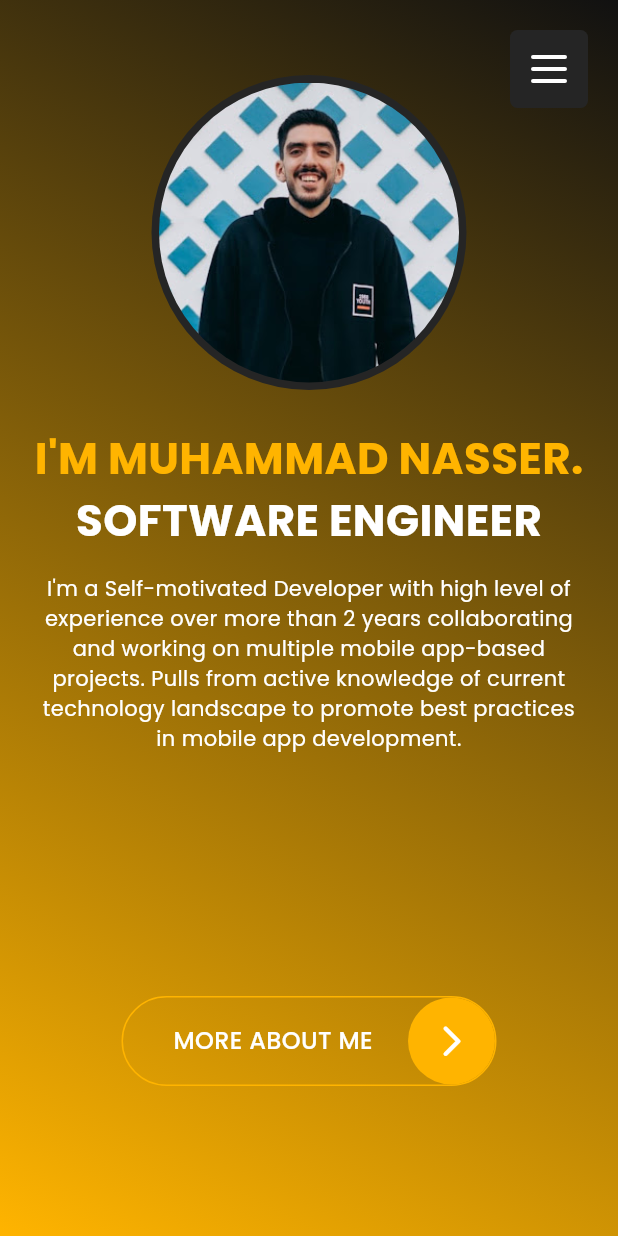
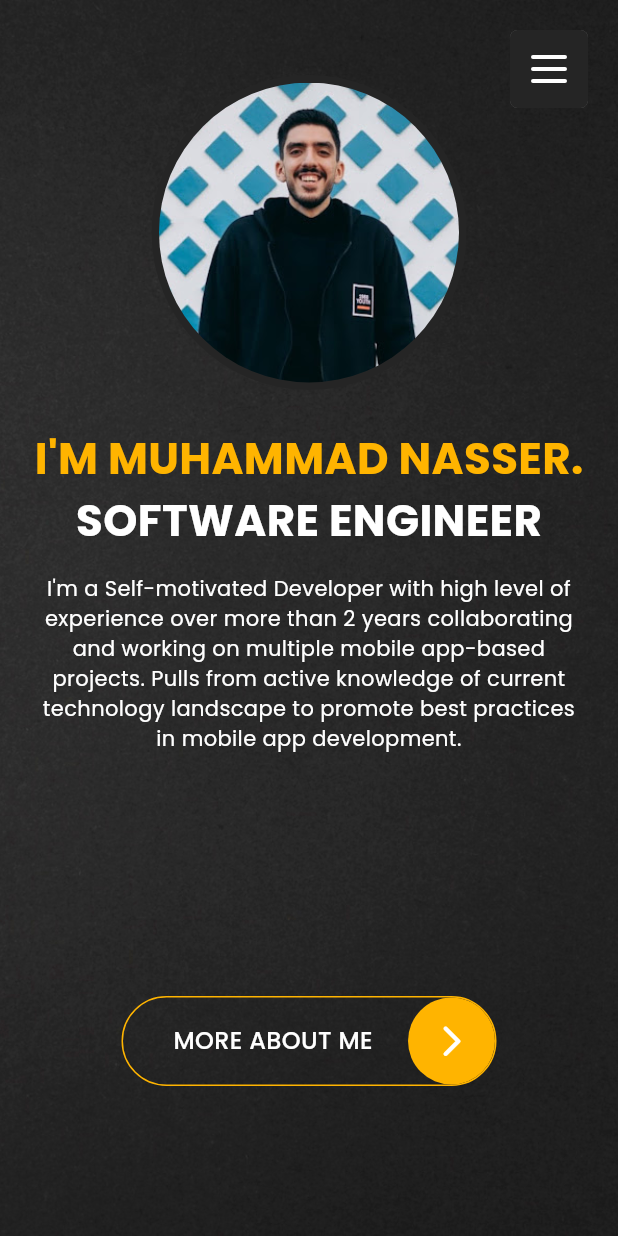
Before and after one commit to Muhammad-Nasser-Flutter/Portfolio, a Flutter app: the screen it shows after launch, on a phone screen of 412 x 824 dp. Run offline on Flutter 3.47's test engine with Material 3 defaults, Android fonts, the phone set to English and light mode, and no system bars; our stand-ins replace dio, easy_localization, flutter_bloc, flutter_easyloading, flutter_screenutil, flutter_svg and 10 more.

Commit message:
implemented the navigations

```diff
--- a/lib/core/theming/assets.dart
+++ b/lib/core/theming/assets.dart
@@ -9,5 +9,6 @@ class Assets {
   static const String workIcon = "assets/images/workIcon.svg";
   static const String exitIcon = "assets/images/exitIcon.svg";
   static const String myPicture = "assets/images/My Picture.jpg";
+  static const String homeBG = "assets/images/homeBG.jpg";
 
 }
--- a/lib/core/widgets/Animations/animated_slider_button.dart
+++ b/lib/core/widgets/Animations/animated_slider_button.dart
@@ -5,8 +5,10 @@ import '../custom_texts.dart';
 import 'fade_in_animation.dart';
 
 class AnimatedSliderButton extends StatefulWidget {
-  AnimatedSliderButton({super.key,});
-  bool buttonHovered = false ;
+  AnimatedSliderButton({
+    super.key,
+  });
+  bool buttonHovered = false;
 
   @override
   State<AnimatedSliderButton> createState() => _AnimatedSliderButtonState();
@@ -18,15 +20,24 @@ class _AnimatedSliderButtonState extends State<AnimatedSliderButton> {
     // TODO: implement dispose
     super.dispose();
   }
+
   @override
   Widget build(BuildContext context) {
     return MouseRegion(
       opaque: false,
       onEnter: (event) {
-        if(mounted) setState(() {widget.buttonHovered = true;});
+        if (mounted) {
+          setState(() {
+            widget.buttonHovered = true;
+          });
+        }
       },
       onExit: (event) {
-        if(mounted) setState(() {widget.buttonHovered = false;});
+        if (mounted) {
+          setState(() {
+            widget.buttonHovered = false;
+          });
+        }
       },
       child: InkWell(
         onTap: () {
--- a/lib/core/widgets/icon_widget.dart
+++ b/lib/core/widgets/icon_widget.dart
@@ -28,6 +28,11 @@ class IconWidget extends StatelessWidget {
         decoration: BoxDecoration(
           borderRadius: BorderRadius.circular(radius),
           color: bGColor,
+          boxShadow: [
+            BoxShadow(
+              color: Colors.grey.withOpacity(0.5),
+            )
+          ]
         ),
         child: Container(
           padding: EdgeInsets.all(padding),
--- a/lib/features/about/presentation/about_screen.dart
+++ b/lib/features/about/presentation/about_screen.dart
@@ -18,8 +18,7 @@ class AboutScreen extends StatelessWidget {
         if (sizingInformation.maxWidth > 980) {
           print("desktop");
           print("${sizingInformation.maxWidth}");
-          return Scaffold(
-            body: Stack(
+          return Stack(
             children: [
               MouseCircleRegion(
                 child: Row(
@@ -114,15 +113,13 @@ class AboutScreen extends StatelessWidget {
                 child: AnimatedSliderButton(),
               ),
             ],
-            ),
           );
         }
         else if (sizingInformation.maxWidth > 520 &&
             sizingInformation.maxWidth < 980) {
           print("tablet");
           print("${sizingInformation.maxWidth}");
-          return Scaffold(
-            body: Stack(
+          return Stack(
             alignment: Alignment.bottomCenter,
             children: [
               MouseCircleRegion(
@@ -205,13 +202,11 @@ class AboutScreen extends StatelessWidget {
                 child: AnimatedSliderButton(),
               ),
             ],
-            ),
           );
         }
         else {
           print("mobile");
-          return Scaffold(
-            body: Stack(
+          return Stack(
             alignment: Alignment.bottomCenter,
             children: [
               MouseCircleRegion(
@@ -294,7 +289,6 @@ class AboutScreen extends StatelessWidget {
                 child: AnimatedSliderButton(),
               ),
             ],
-            ),
           );
         }
       },
--- a/lib/features/home/presentation/home_screen.dart
+++ b/lib/features/home/presentation/home_screen.dart
@@ -8,7 +8,6 @@ import '../../../core/widgets/Animations/fade_in_animation.dart';
 import '../../../core/widgets/Animations/fade_in_scale_animation.dart';
 import '../../../core/widgets/Animations/mouse_circle_region.dart';
 import '../../../core/widgets/custom_texts.dart';
-import '../../../core/widgets/icon_widget.dart';
 
 class HomeScreen extends StatelessWidget {
   const HomeScreen({super.key});
@@ -18,24 +17,9 @@ class HomeScreen extends StatelessWidget {
     return LayoutBuilder(
       builder: (BuildContext context, BoxConstraints sizingInformation) {
         if (sizingInformation.maxWidth > 980) {
-          print("desktop");
-          print("${sizingInformation.maxWidth}");
-          return Scaffold(
-            body: Stack(
+          return Stack(
             children: [
-                Container(
-                  decoration: const BoxDecoration(
-                    gradient: LinearGradient(
-                      begin: Alignment.bottomLeft,
-                      end: Alignment.topRight,
-                      stops: [-1000, 1000],
-                      colors: [
-                        AppColors.primaryColor,
-                        Color(0xFF111111),
-                      ],
-                    ),
-                  ),
-                  child: MouseCircleRegion(
+              MouseCircleRegion(
                 child: Row(
                   mainAxisAlignment: MainAxisAlignment.start,
                   crossAxisAlignment: CrossAxisAlignment.center,
@@ -54,9 +38,11 @@ class HomeScreen extends StatelessWidget {
                           borderRadius: BorderRadius.circular(30),
                           image: const DecorationImage(
                             image: AssetImage(
-                                      "assets/images/My Picture.jpg",
+                              Assets.myPicture,
                             ),
-                                    fit: BoxFit.cover)),
+                            fit: BoxFit.cover,
+                          ),
+                        ),
                       ),
                     ),
                     const SizedBox(
@@ -68,8 +54,8 @@ class HomeScreen extends StatelessWidget {
                         crossAxisAlignment: CrossAxisAlignment.start,
                         children: [
                           Padding(
-                                padding: const EdgeInsets.symmetric(
-                                    horizontal: 20.0),
+                            padding:
+                            const EdgeInsets.symmetric(horizontal: 20.0),
                             child: FadeInScaleAnimation(
                               delay: 1.2,
                               startingOffset: const Offset(-500, 0),
@@ -82,8 +68,8 @@ class HomeScreen extends StatelessWidget {
                             ),
                           ),
                           Padding(
-                                padding: const EdgeInsets.symmetric(
-                                    horizontal: 20.0),
+                            padding:
+                            const EdgeInsets.symmetric(horizontal: 20.0),
                             child: FadeInScaleAnimation(
                               delay: 1.4,
                               startingOffset: const Offset(500, 0),
@@ -99,8 +85,8 @@ class HomeScreen extends StatelessWidget {
                             height: 15,
                           ),
                           Padding(
-                                padding: const EdgeInsets.symmetric(
-                                    horizontal: 25.0),
+                            padding:
+                            const EdgeInsets.symmetric(horizontal: 25.0),
                             child: FadeInScaleAnimation(
                               delay: 1.6,
                               startingOffset: const Offset(500, 0),
@@ -122,7 +108,6 @@ class HomeScreen extends StatelessWidget {
                   ],
                 ),
               ),
-                ),
               Positioned(
                 bottom: 150,
                 left: 420,
@@ -133,29 +118,13 @@ class HomeScreen extends StatelessWidget {
                 ),
               ),
             ],
-            ),
           );
         } else if (sizingInformation.maxWidth > 520 &&
             sizingInformation.maxWidth < 980) {
-          print("tablet");
-          print("${sizingInformation.maxWidth}");
-          return Scaffold(
-            body: Stack(
+          return Stack(
             alignment: Alignment.bottomCenter,
             children: [
-                Container(
-                  decoration: const BoxDecoration(
-                    gradient: LinearGradient(
-                      begin: Alignment.bottomLeft,
-                      end: Alignment.topRight,
-                      stops: [-1000, 1000],
-                      colors: [
-                        AppColors.primaryColor,
-                        Color(0xFF111111),
-                      ],
-                    ),
-                  ),
-                  child: MouseCircleRegion(
+              MouseCircleRegion(
                 child: Column(
                   mainAxisAlignment: MainAxisAlignment.start,
                   crossAxisAlignment: CrossAxisAlignment.center,
@@ -172,8 +141,7 @@ class HomeScreen extends StatelessWidget {
                         child: CircleAvatar(
                           radius: 120,
                           backgroundColor: Color(0xFF252525),
-                              backgroundImage:
-                                  AssetImage("assets/images/My Picture.jpg"),
+                          backgroundImage: AssetImage(Assets.myPicture),
                         ),
                       ),
                     ),
@@ -188,7 +156,7 @@ class HomeScreen extends StatelessWidget {
                         startingOffset: const Offset(-500, 0),
                         child: Text28(
                           text: "I'M MUHAMMAD NASSER.",
-                              size: 38,
+                          size: 34,
                           textColor: const Color(0xFFffb400),
                           weight: FontWeight.w700,
                         ),
@@ -201,7 +169,7 @@ class HomeScreen extends StatelessWidget {
                         startingOffset: const Offset(500, 0),
                         child: Text28(
                           text: "SOFTWARE ENGINEER",
-                              size: 38,
+                          size: 34,
                           textColor: Colors.white,
                           weight: FontWeight.w700,
                         ),
@@ -230,7 +198,6 @@ class HomeScreen extends StatelessWidget {
                   ],
                 ),
               ),
-                ),
               Positioned(
                 bottom: 100,
                 child: FadeInAnimation(
@@ -240,27 +207,12 @@ class HomeScreen extends StatelessWidget {
                 ),
               ),
             ],
-            ),
           );
         } else {
-          print("mobile");
-          return Scaffold(
-            body: Stack(
+          return Stack(
             alignment: Alignment.bottomCenter,
             children: [
-                Container(
-                  decoration: const BoxDecoration(
-                    gradient: LinearGradient(
-                      begin: Alignment.bottomLeft,
-                      end: Alignment.topRight,
-                      stops: [-1000, 1000],
-                      colors: [
-                        AppColors.primaryColor,
-                        Color(0xFF111111),
-                      ],
-                    ),
-                  ),
-                  child: MouseCircleRegion(
+              MouseCircleRegion(
                 child: Column(
                   mainAxisAlignment: MainAxisAlignment.start,
                   crossAxisAlignment: CrossAxisAlignment.center,
@@ -334,7 +286,6 @@ class HomeScreen extends StatelessWidget {
                   ],
                 ),
               ),
-                ),
               Positioned(
                 bottom: 100,
                 child: FadeInAnimation(
@@ -344,7 +295,6 @@ class HomeScreen extends StatelessWidget {
                 ),
               ),
             ],
-            ),
           );
         }
       },
--- a/lib/features/mainLayout/presentation/main_layout_screen.dart
+++ b/lib/features/mainLayout/presentation/main_layout_screen.dart
@@ -27,7 +27,15 @@ class MainLayoutScreen extends StatelessWidget {
                 return Stack(
                   alignment: AlignmentDirectional.centerEnd,
                   children: [
-                    cubit.screens[cubit.currentIndex],
+                    Container(
+                        decoration: const BoxDecoration(
+                          image: DecorationImage(
+                              image: AssetImage(
+                                Assets.homeBG,
+                              ),
+                              fit: BoxFit.cover),
+                        ),
+                        child: cubit.screens[cubit.currentIndex]),
                     PositionedDirectional(
                       end: 20,
                       child: FadeInAnimation(
@@ -37,7 +45,7 @@ class MainLayoutScreen extends StatelessWidget {
                           crossAxisAlignment: CrossAxisAlignment.end,
                           children: List.generate(
                             cubit.screens.length,
-                                (index) => NavItem(
+                            (index) => NavItem(
                               bGColor: cubit.currentIndex == index
                                   ? AppColors.primaryColor
                                   : AppColors.grey,
@@ -52,14 +60,23 @@ class MainLayoutScreen extends StatelessWidget {
                         ),
                       ),
                     ),
-
                   ],
                 );
-              }else{
+              }
+              else {
                 return Stack(
                   alignment: AlignmentDirectional.centerEnd,
                   children: [
-                    cubit.screens[cubit.currentIndex],
+                    Container(
+                      decoration: const BoxDecoration(
+                        image: DecorationImage(
+                            image: AssetImage(
+                              Assets.homeBG,
+                            ),
+                            fit: BoxFit.cover),
+                      ),
+                      child: cubit.screens[cubit.currentIndex],
+                    ),
                     PositionedDirectional(
                       top: 20,
                       end: 20,
@@ -74,13 +91,10 @@ class MainLayoutScreen extends StatelessWidget {
                         },
                       ),
                     ),
-
                   ],
                 );
-
-
               }
-            }
+            },
           ),
         );
       },
```
Also changed, not shown: assets/images/homeBG.jpg (added). Lines whose indentation alone changed are shown as unchanged.
